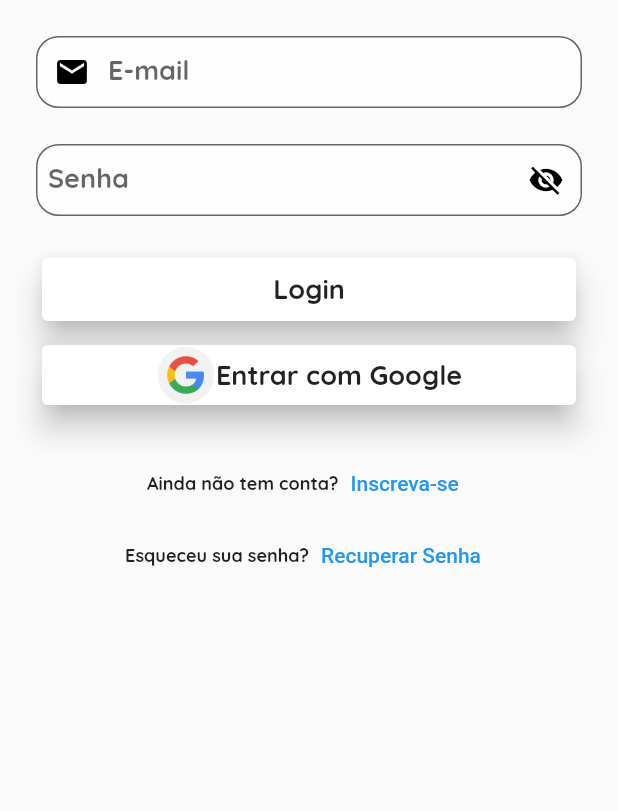
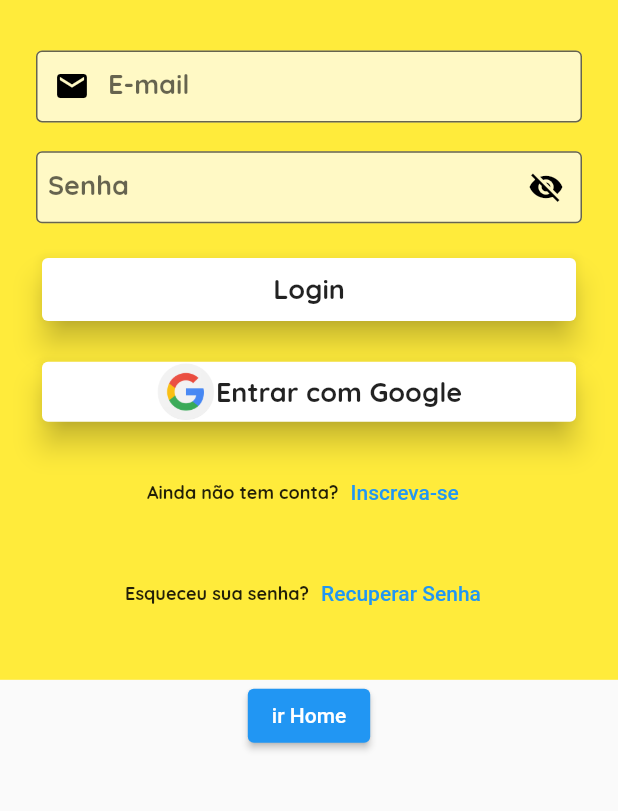
Before and after one commit to giederloreto/MeuGuaipeca, a Flutter app: the screen it shows after launch, on a phone screen of 412 x 824 dp, the part 300-1111 px from its top. Run offline on Flutter 3.47's test engine with Material 2 defaults, Android fonts, the phone set to English and light mode, and no system bars; our stand-ins replace firebase_auth, firebase_core, flutter_secure_storage, get_it, google_sign_in, lottie; accounts and stored records are empty; project files that could hold a hidden picture were left out.

Commit message:
feat: create validation at loginView

```diff
--- a/lib/presentation/login/view/login.dart
+++ b/lib/presentation/login/view/login.dart
@@ -20,7 +20,7 @@ class _LoginViewState extends State<LoginView> with TickerProviderStateMixin {
   late final AnimationController _controller;
   bool _isVisible = false;
   bool isLoading = false;
-
+  final GlobalKey<FormState> _formKey = GlobalKey<FormState>();
   @override
   void initState() {
     super.initState();
@@ -36,6 +36,7 @@ class _LoginViewState extends State<LoginView> with TickerProviderStateMixin {
 
   @override
   Widget build(BuildContext context) {
+    Size size = MediaQuery.of(context).size;
     return Scaffold(
       body: SingleChildScrollView(
         child: Column(
@@ -64,17 +65,31 @@ class _LoginViewState extends State<LoginView> with TickerProviderStateMixin {
                 ),
               ],
             ),
-            Padding(
-              padding: const EdgeInsets.only(top: 24, left: 24.0, right: 24),
-              child: TextFormField(
+            Container(
+              height: size.height * 0.55,
+              color: Colors.yellow,
+              padding: const EdgeInsets.all(24),
+              child: Form(
+                key: _formKey,
+                child: Column(
+                  mainAxisAlignment: MainAxisAlignment.spaceAround,
+                  children: [
+                    TextFormField(
                       controller: _loginViewModel.emailController,
+                      validator: (value) {
+                        if (value == null || value.isEmpty) {
+                          return "Por favor preencha o email";
+                        } else if (!value.contains('@')) {
+                          return "Adiciona @";
+                        }
+                      },
                       keyboardType: TextInputType.text,
                       decoration: InputDecoration(
                         contentPadding: const EdgeInsets.all(8),
                         filled: true,
                         fillColor: Colors.white70,
                         border: OutlineInputBorder(
-                    borderRadius: BorderRadius.circular(15),
+                          borderRadius: BorderRadius.circular(4),
                         ),
                         prefixIcon: const Icon(
                           Icons.mail,
@@ -89,11 +104,14 @@ class _LoginViewState extends State<LoginView> with TickerProviderStateMixin {
                         ),
                       ),
                     ),
-            ),
-            Padding(
-              padding: const EdgeInsets.only(top: 24, left: 24.0, right: 24),
-              child: TextFormField(
+                    TextFormField(
                       controller: _loginViewModel.passwordController,
+                       validator: (value) {
+                        if (value == null || value.isEmpty) {
+                          return "Por favor preencha a senha";
+                        }
+
+                      },
                       keyboardType: TextInputType.text,
                       obscureText: !_isVisible,
                       decoration: InputDecoration(
@@ -101,7 +119,7 @@ class _LoginViewState extends State<LoginView> with TickerProviderStateMixin {
                         filled: true,
                         fillColor: Colors.white70,
                         border: OutlineInputBorder(
-                    borderRadius: BorderRadius.circular(15),
+                          borderRadius: BorderRadius.circular(4),
                         ),
                         suffixIcon: IconButton(
                             color: Colors.black,
@@ -121,7 +139,7 @@ class _LoginViewState extends State<LoginView> with TickerProviderStateMixin {
                                   )),
                         label: Text(
                           Strings.strings.senha,
-                    style: TextStyle(
+                          style: const TextStyle(
                             fontFamily: 'Quicksand',
                             fontSize: 18,
                             fontWeight: FontWeight.bold,
@@ -129,10 +147,7 @@ class _LoginViewState extends State<LoginView> with TickerProviderStateMixin {
                         ),
                       ),
                     ),
-            ),
-            Padding(
-              padding: const EdgeInsets.only(top: 24, left: 24.0, right: 24),
-              child: SizedBox(
+                    SizedBox(
                       height: 50,
                       child: Card(
                         elevation: 8,
@@ -140,13 +155,14 @@ class _LoginViewState extends State<LoginView> with TickerProviderStateMixin {
                         child: InkWell(
                           onTap: () async {
                             try {
+                              if (_formKey.currentState!.validate()) {
                                 await _loginViewModel.login(context);
+                                log("Entrou IF");
+                              }
 
-                        log("Logou VIEW");
+                              log("FORA");
                             } on Exception catch (e) {
                               log("Não LOGOU porque? $e");
-                        Navigator.pushNamed(
-                            context, RoutesNames.FORGETPASSWORD);
                             }
                           },
                           child: Row(
@@ -165,10 +181,7 @@ class _LoginViewState extends State<LoginView> with TickerProviderStateMixin {
                         ),
                       ),
                     ),
-            ),
-            Padding(
-              padding: const EdgeInsets.only(top: 8, left: 24.0, right: 24),
-              child: ImageTextButton(
+                    ImageTextButton(
                       onPressed: () {
                         _loginViewModel.signInWithGoogle();
                       },
@@ -181,10 +194,7 @@ class _LoginViewState extends State<LoginView> with TickerProviderStateMixin {
                       ),
                       path: 'assets/images/google.png',
                     ),
-            ),
-            Padding(
-              padding: const EdgeInsets.only(top: 24.0),
-              child: Row(
+                    Row(
                       mainAxisAlignment: MainAxisAlignment.center,
                       children: [
                         Text(
@@ -196,12 +206,12 @@ class _LoginViewState extends State<LoginView> with TickerProviderStateMixin {
                         ),
                         TextButton(
                           onPressed: () {
-                      Navigator.pushNamed(context, RoutesNames.REGISTERCHOOSE);
+                            Navigator.pushNamed(
+                                context, RoutesNames.REGISTERCHOOSE);
                           },
                           child: Text(Strings.strings.subscribe),
                         ),
                       ],
-              ),
                     ),
                     Row(
                       mainAxisAlignment: MainAxisAlignment.center,
@@ -215,7 +225,8 @@ class _LoginViewState extends State<LoginView> with TickerProviderStateMixin {
                         ),
                         TextButton(
                           onPressed: () {
-                    Navigator.pushNamed(context, RoutesNames.FORGETPASSWORD);
+                            Navigator.pushNamed(
+                                context, RoutesNames.FORGETPASSWORD);
                           },
                           child: Text(Strings.strings.resetPassword),
                         ),
@@ -224,6 +235,15 @@ class _LoginViewState extends State<LoginView> with TickerProviderStateMixin {
                   ],
                 ),
               ),
+            ),
+            ElevatedButton(
+                onPressed: () {
+                  Navigator.pushNamed(context, RoutesNames.HOME);
+                },
+                child: Text('ir Home')),
+          ],
+        ),
+      ),
     );
   }
 }
--- a/lib/presentation/login/view_model/login_view_model.dart
+++ b/lib/presentation/login/view_model/login_view_model.dart
@@ -17,6 +17,7 @@ class LoginViewModel extends ChangeNotifier {
       await _loginBusiness
           .login(emailController.text, passwordController.text)
           .then((value) => Navigator.pushNamed(context, RoutesNames.HOME));
+
     } catch (e) {
       log(e.toString());
     }
```
Lines whose indentation alone changed are shown as unchanged.
